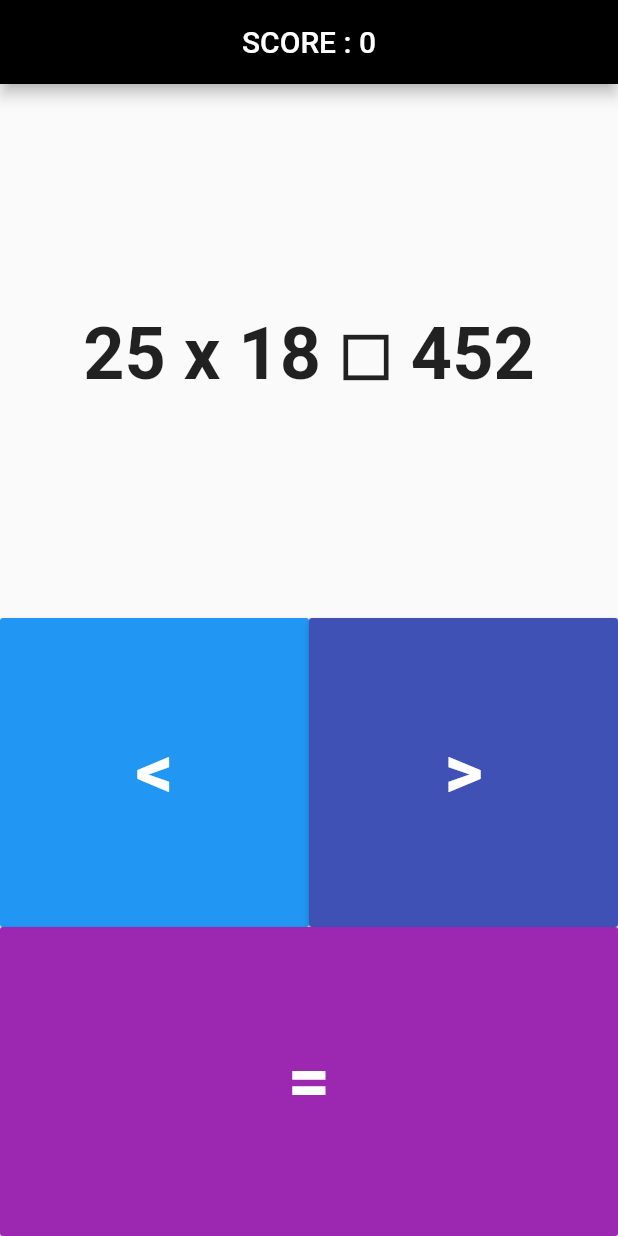
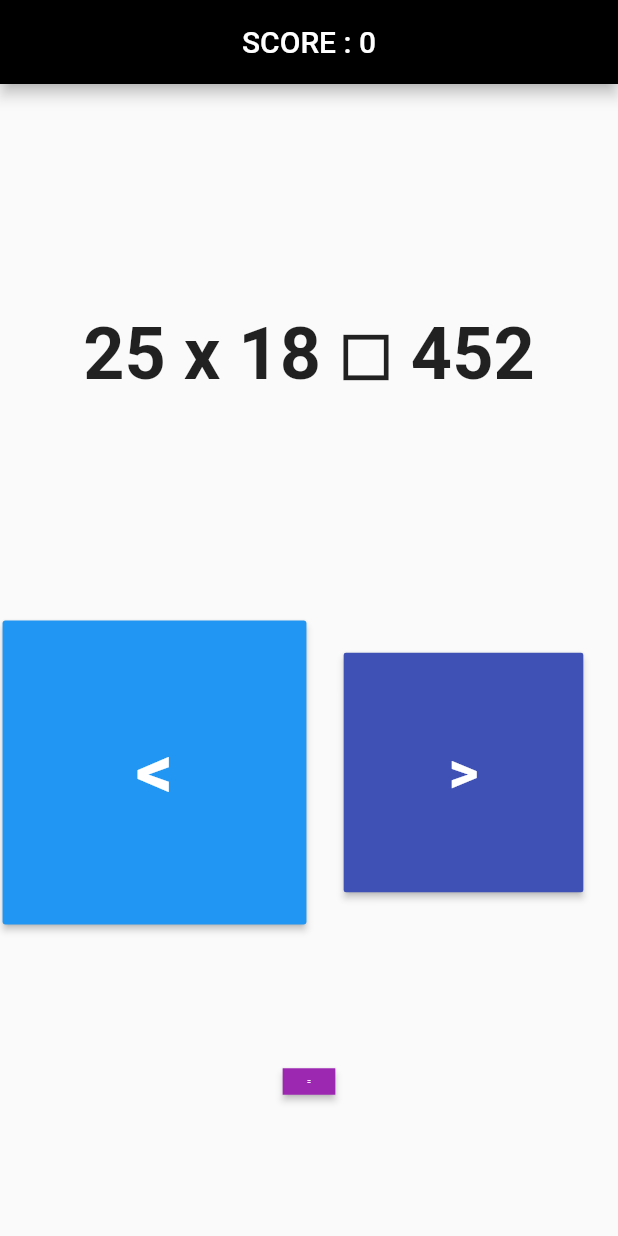
Before and after one commit to waixiong/fastmad, a Flutter app: the screen it shows after launch, after a tap on "START", on a phone screen of 412 x 824 dp. Run offline on Flutter 3.47's test engine with Material 2 defaults, Android fonts, the light colour scheme and no system bars; our stand-ins replace audioplayers.

Commit message:
Change in dart file

```diff
--- a/lib/main.dart
+++ b/lib/main.dart
@@ -15,12 +15,10 @@ void main() => runApp(MyApp());
 
 class MyApp extends StatelessWidget {
   @override
-  Widget build(BuildContext context) {
-    return MaterialApp(
+  Widget build(BuildContext context) => MaterialApp(
     theme: ThemeData.light(),
     home: Game(),
   );
-  }
 }
 
 class Animate extends StatefulWidget {
@@ -38,26 +36,21 @@ class _AnimateState extends State<Animate> with SingleTickerProviderStateMixin<A
   @override
   void initState() {
     super.initState();
-    controller = AnimationController(vsync: this, duration: Duration(seconds:1));
-    animate = CurvedAnimation(parent: controller, curve: Interval(widget.b, widget.b+0.5, curve: Curves.fastOutSlowIn));
+    controller = AnimationController(vsync: this, duration: Duration(seconds:2));
+    animate = CurvedAnimation(parent: controller, curve: Interval(widget.b, widget.b+0.3, curve: Curves.fastOutSlowIn));
     controller.addListener(() { setState(() {}); });
     controller.forward();
   }
 
   @override
-  void dispose() {
-    controller.dispose();
-    super.dispose();
-  }
+  void dispose() { controller.dispose(); super.dispose(); }
 
   @override
-  Widget build(BuildContext context) {
-    return Center(
+  Widget build(BuildContext context) => Center(
     child: ScaleTransition(
       scale: animate, child: widget.child,
     ),
   );
-  }
 }
 
 class Game extends StatefulWidget {
@@ -90,13 +83,12 @@ class _GameState extends State<Game> with SingleTickerProviderStateMixin {
         row.add(Expanded(child: Animate(RaisedButton(
           color: Color(chooser[type][i+j]['c']),
           onPressed: (){
-            if(q['type']=='s'){
-              setQ(true);
-            }else{
+            if(q['type']=='s') setQ(true);
+            else{
               q[type]=chooser[type][i+j]['t'];
               if(check(q['x'], q['o'], q['y'],q['c'],q['z'])){
                 int s = getMS()-q['t'];
-                _score+=1000000~/(s*(s/1000));
+                _score+=1000000~/(s*(s/4000));
                 setQ(true); play(true);
               }else{
                 play(false);
@@ -107,7 +99,7 @@ class _GameState extends State<Game> with SingleTickerProviderStateMixin {
             }
           },
           child: Center(child: Text(chooser[type][i+j]['t'], style: TextStyle(fontSize: 50, fontWeight: FontWeight.w600, color: Colors.white),),),
-        ), 0.5)));
+        ), 0.3+(i+j)*0.1)));
       }
       col.add(Expanded(child: Row(children: row)));
     }
```
Lines whose indentation alone changed are shown as unchanged.
